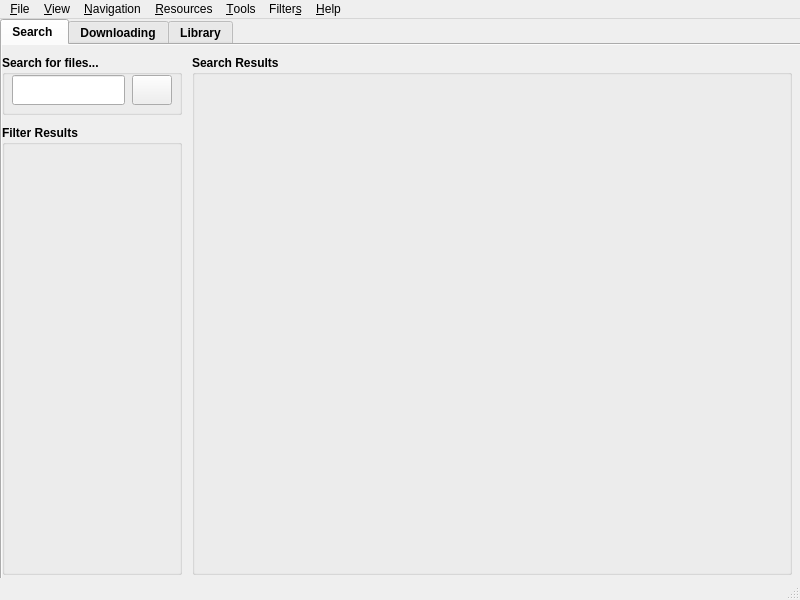
Old version of the form Crimewire/crimewavemain.ui in the repository snortforce/crimewire.
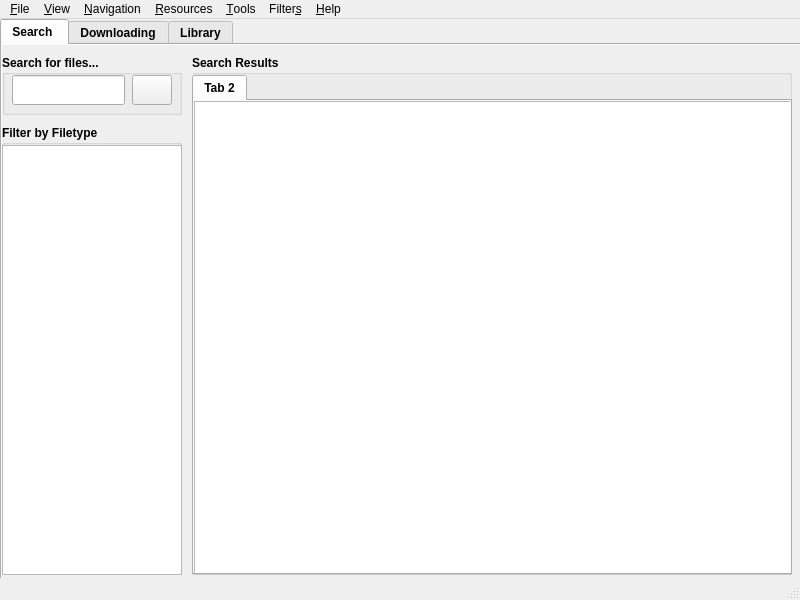
New version of the form. The open tabs and pages were chosen to show the change. Icons and pictures are not drawn.

Commit message: Changed Verbage on Filter Widget; Fleshed out Search Results tab area

```diff
--- a/Crimewire/crimewavemain.ui
+++ b/Crimewire/crimewavemain.ui
@@ -122,6 +122,31 @@
       <property name="flat">
        <bool>false</bool>
       </property>
+      <widget class="QTabWidget" name="resultsTabWidget">
+       <property name="geometry">
+        <rect>
+         <x>0</x>
+         <y>20</y>
+         <width>600</width>
+         <height>500</height>
+        </rect>
+       </property>
+       <widget class="QWidget" name="initialResults">
+        <attribute name="title">
+         <string>Tab 2</string>
+        </attribute>
+        <widget class="QTableView" name="initialResultsTab">
+         <property name="geometry">
+          <rect>
+           <x>0</x>
+           <y>0</y>
+           <width>600</width>
+           <height>480</height>
+          </rect>
+         </property>
+        </widget>
+       </widget>
+      </widget>
      </widget>
      <widget class="QGroupBox" name="filterGroupBox">
       <property name="geometry">
@@ -133,8 +158,18 @@
        </rect>
       </property>
       <property name="title">
-       <string>Filter Results</string>
+       <string>Filter by Filetype</string>
       </property>
+      <widget class="QListView" name="filtersListView">
+       <property name="geometry">
+        <rect>
+         <x>0</x>
+         <y>20</y>
+         <width>180</width>
+         <height>430</height>
+        </rect>
+       </property>
+      </widget>
      </widget>
     </widget>
     <widget class="QWidget" name="tab">
```
Left out of the diff: 27 changed lines with no effect on the pictures. The commit also changes 1 other file.
